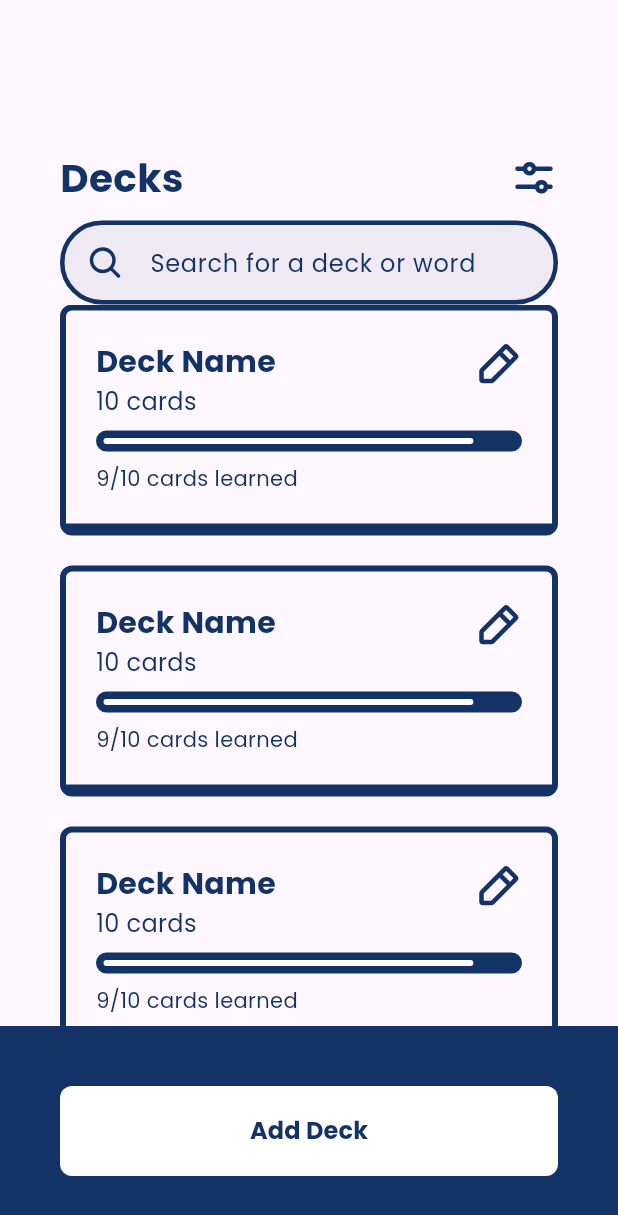
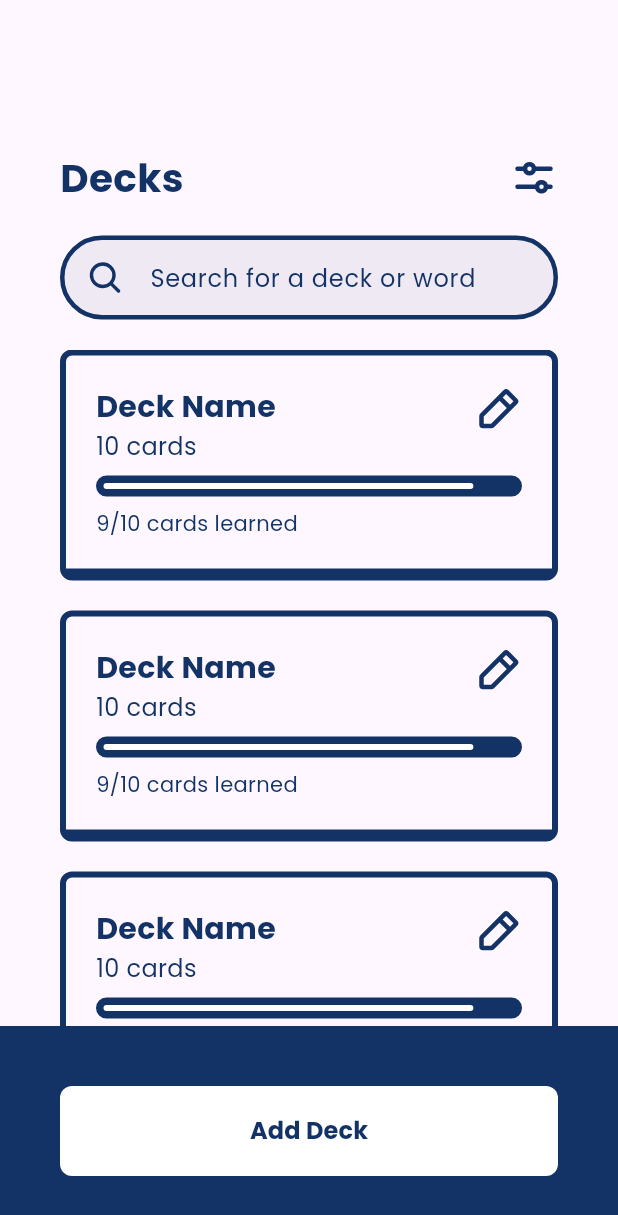
Before and after one commit to juul-vandevelde-howest/smartAppDev-eindopdracht, a Flutter app: the Decks screen opened directly, on a phone screen of 412 x 824 dp. Shown: the top 1215 px of the screen. Run offline on Flutter 3.47's test engine with Material 3 defaults, Android fonts, the light colour scheme and no system bars; our stand-ins replace firebase_auth, firebase_core, phosphor_flutter; accounts and stored records are empty.

Commit message:
fix: readjusted paddings

```diff
--- a/lib/routes/flip/decks.dart
+++ b/lib/routes/flip/decks.dart
@@ -52,7 +52,7 @@ class Decks extends StatelessWidget {
             ),
           ),
           Padding(
-            padding: const EdgeInsets.only(top: 10, left: 40, right: 40),
+            padding: const EdgeInsets.symmetric(horizontal: 40, vertical: 20),
             child: SearchBar(
               textStyle: MaterialStateProperty.resolveWith(
                   (states) => const TextStyle(color: Color(0xFF133266))),
@@ -74,6 +74,7 @@ class Decks extends StatelessWidget {
             child: Padding(
               padding: const EdgeInsets.symmetric(horizontal: 40),
               child: ListView(
+                padding: EdgeInsets.zero,
                 children: const [
                   DeckCard(),
                   DeckCard(),
```
